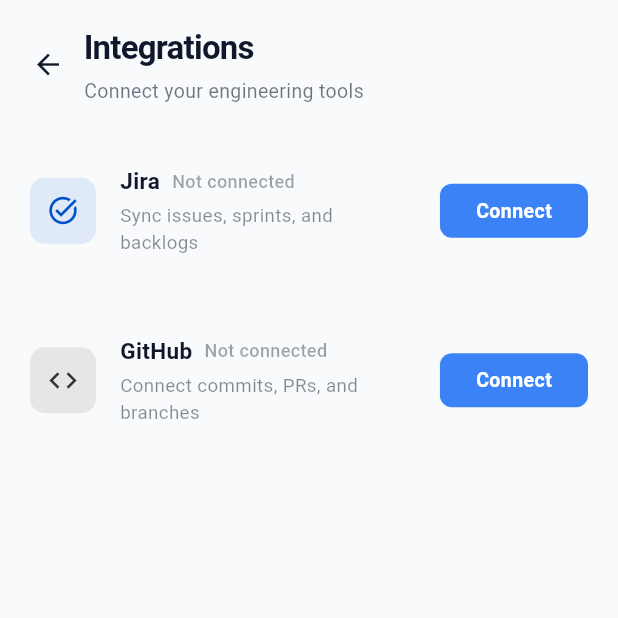
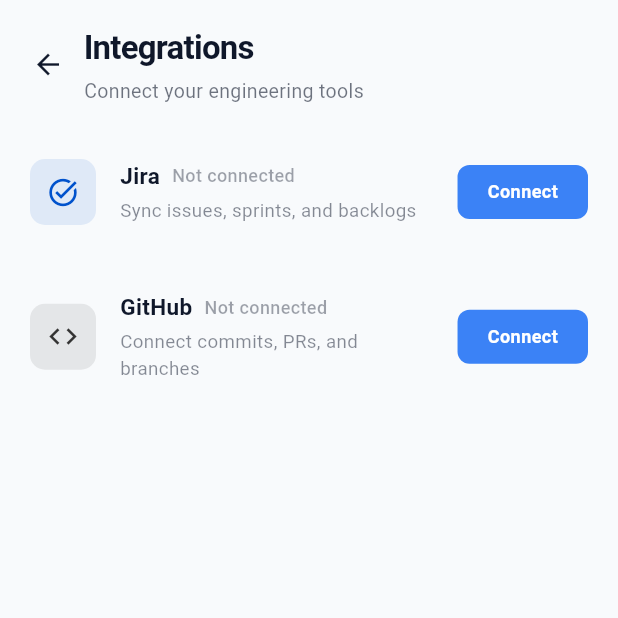
Before and after one commit to zienab-amr/SynTrace, a Flutter app: the IntegrationsScreen screen opened directly, on a phone screen of 412 x 824 dp, the top half of it. Run offline on Flutter 3.47's test engine with Material 3 defaults, Android fonts, the phone set to English and light mode, and no system bars; our stand-ins replace dio, equatable, flutter_bloc, flutter_markdown, flutter_secure_storage, go_router and 1 more; accounts and stored records are empty; network calls fail.

Commit message:
SYNT-448 : fix Jira and GitHub text overflow in integration card

```diff
--- a/mobile/lib/features/settings/presentation/widgets/integration_card.dart
+++ b/mobile/lib/features/settings/presentation/widgets/integration_card.dart
@@ -2,8 +2,7 @@
 import 'package:syntrace/core/theme/app_colors.dart';
 import 'package:syntrace/features/settings/data/models/integration_model.dart';
 
-class IntegrationCard extends StatelessWidget
-{
+class IntegrationCard extends StatelessWidget {
   final IntegrationModel integration;
   final VoidCallback? onConnect;
   final VoidCallback? onDisconnect;
@@ -22,66 +21,52 @@
     final isConnecting = integration.status == IntegrationStatus.connecting;
 
     return Padding(
-      padding: const EdgeInsets.symmetric(vertical: 20, horizontal: 4),
+      padding: const EdgeInsets.symmetric(vertical: 16, horizontal: 4),
       child: Row(
         crossAxisAlignment: CrossAxisAlignment.center,
         children: [
-          // ═══ Icon ═══
           _buildLogo(),
-
           const SizedBox(width: 16),
-
-          // ═══ Name + Status + Description ═══
           Expanded(
             child: Column(
               crossAxisAlignment: CrossAxisAlignment.start,
               children: [
                 Row(
                   children: [
-                    Text(
+                    Flexible(
+                      child: Text(
                         integration.name,
+                        maxLines: 1,
+                        overflow: TextOverflow.ellipsis,
                         style: TextStyle(
                           color: theme.colorScheme.onSurface,
                           fontSize: 15,
                           fontWeight: FontWeight.w600,
                         ),
                       ),
-                    if (isConnected) ...[
+                    ),
                     const SizedBox(width: 8),
                     Text(
-                        'Connected',
+                      isConnected
+                          ? 'Connected'
+                          : (isConnecting ? 'Connecting...' : 'Not connected'),
                       style: TextStyle(
-                          color: AppColors.secondary,
-                          fontSize: 12,
-                          fontWeight: FontWeight.w500,
-                        ),
-                      ),
-                    ] else if (isConnecting) ...[
-                      const SizedBox(width: 8),
-                      Text(
-                        'Connecting...',
-                        style: TextStyle(
-                          color: AppColors.warning,
-                          fontSize: 12,
-                          fontWeight: FontWeight.w500,
-                        ),
-                      ),
-                    ] else ...[
-                      const SizedBox(width: 8),
-                      Text(
-                        'Not connected',
-                        style: TextStyle(
-                          color: theme.colorScheme.onSurface.withOpacity(0.4),
+                        color: isConnected
+                            ? AppColors.secondary
+                            : (isConnecting
+                                ? AppColors.warning
+                                : theme.colorScheme.onSurface.withOpacity(0.4)),
                         fontSize: 12,
                         fontWeight: FontWeight.w500,
                       ),
                     ),
                   ],
-                  ],
                 ),
                 const SizedBox(height: 4),
                 Text(
                   _buildSubtitle(),
+                  maxLines: 2,
+                  overflow: TextOverflow.ellipsis,
                   style: TextStyle(
                     color: theme.colorScheme.onSurface.withOpacity(0.5),
                     fontSize: 12.5,
@@ -91,19 +76,13 @@
               ],
             ),
           ),
-
-          const SizedBox(width: 16),
-
-          // ═══ Action Button  ═══
+          const SizedBox(width: 12),
           _buildButton(context, isConnected, isConnecting),
         ],
       ),
     );
   }
 
-  // ═══════════════════════════════════════════════════════
-  // Logo
-  // ═══════════════════════════════════════════════════════
   Widget _buildLogo() {
     final (icon, color) = switch (integration.type) {
       IntegrationType.jira => (Icons.task_alt, const Color(0xFF0052CC)),
@@ -121,9 +100,6 @@
     );
   }
 
-  // ═══════════════════════════════════════════════════════
-  // Subtitle
-  // ═══════════════════════════════════════════════════════
   String _buildSubtitle() {
     if (integration.status == IntegrationStatus.connected &&
         integration.accountName != null) {
@@ -132,9 +108,6 @@
     return integration.description;
   }
 
-  // ═══════════════════════════════════════════════════════
-  // Button
-  // ═══════════════════════════════════════════════════════
   Widget _buildButton(
     BuildContext context,
     bool isConnected,
@@ -142,7 +115,7 @@
   ) {
     if (isConnecting) {
       return const SizedBox(
-        width: 100,
+        width: 80,
         height: 36,
         child: Center(
           child: SizedBox(
@@ -163,14 +136,14 @@
             backgroundColor: Colors.green,
             foregroundColor: Colors.white,
             elevation: 0,
-            padding: const EdgeInsets.symmetric(horizontal: 20),
+            padding: const EdgeInsets.symmetric(horizontal: 16),
             shape: RoundedRectangleBorder(
               borderRadius: BorderRadius.circular(8),
             ),
           ),
           child: const Text(
             'Connected',
-            style: TextStyle(fontSize: 13, fontWeight: FontWeight.w600),
+            style: TextStyle(fontSize: 12, fontWeight: FontWeight.w600),
           ),
         ),
       );
@@ -184,14 +157,14 @@
           backgroundColor: AppColors.primary,
           foregroundColor: Colors.white,
           elevation: 0,
-          padding: const EdgeInsets.symmetric(horizontal: 24),
+          padding: const EdgeInsets.symmetric(horizontal: 20),
           shape: RoundedRectangleBorder(
             borderRadius: BorderRadius.circular(8),
           ),
         ),
         child: const Text(
           'Connect',
-          style: TextStyle(fontSize: 13, fontWeight: FontWeight.w600),
+          style: TextStyle(fontSize: 12, fontWeight: FontWeight.w600),
         ),
       ),
     );
```
Lines whose indentation alone changed are shown as unchanged.
